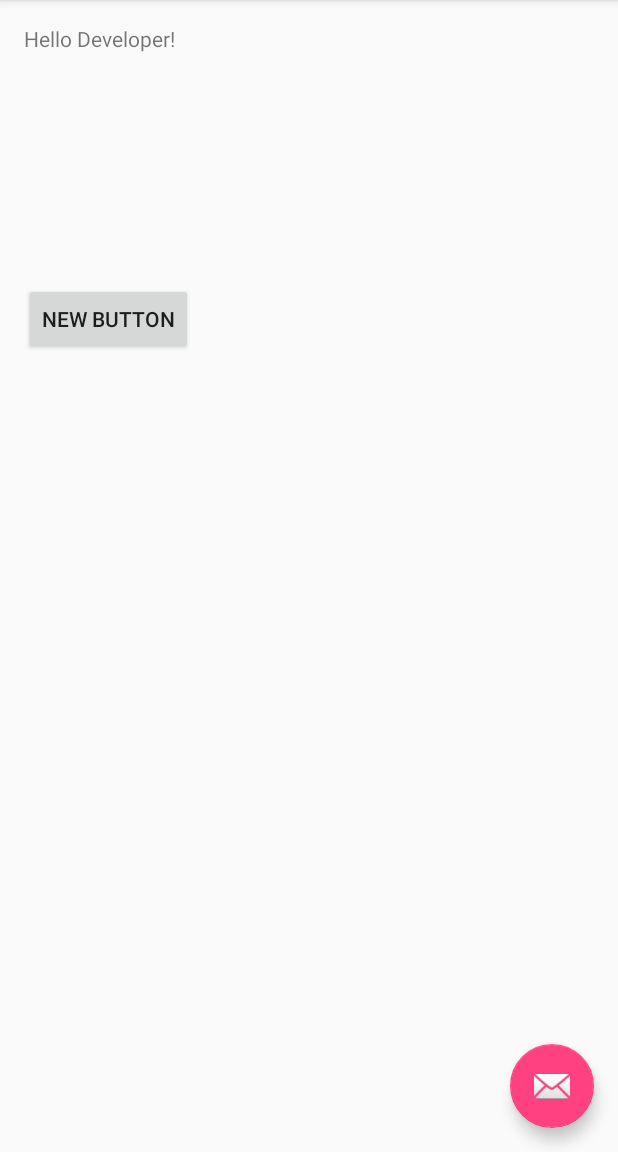
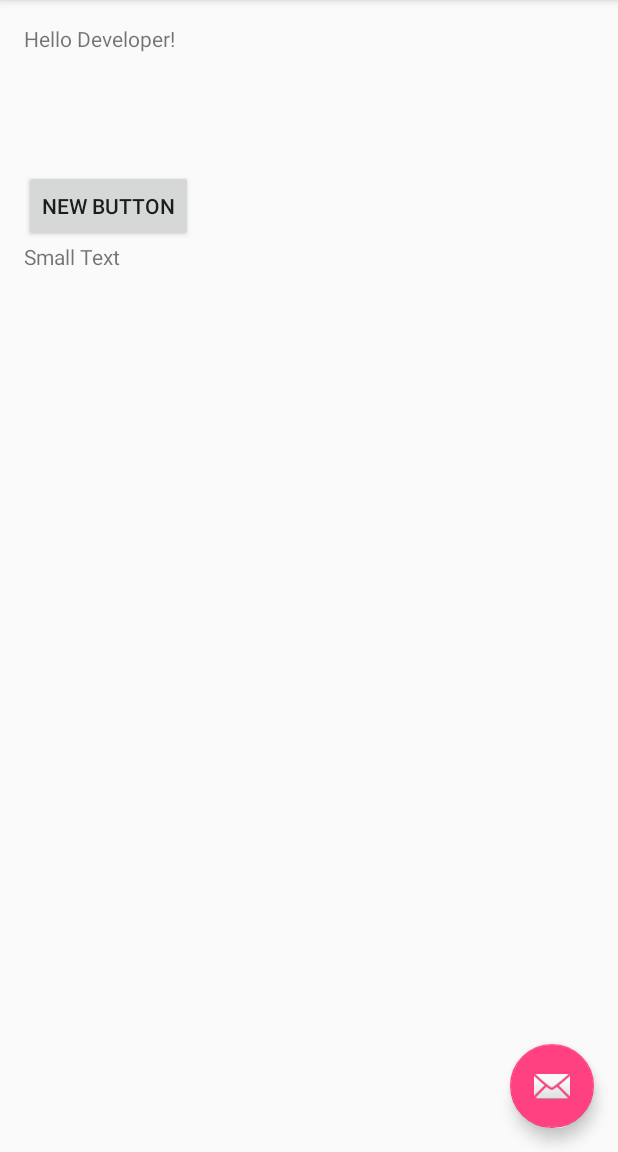
Before and after one commit to Driversbuddy/DriversBuddy, an Android app: the screen it shows after launch (MainActivity), on a phone screen of 412 x 824 dp, the part 84-1236 px from its top. Run offline under Robolectric (Android 15) with nearby library versions, the phone set to English and light mode, and no system bars.

Commit message:
Changed someetign
syed

```diff
--- a/app/src/main/res/layout/content_main.xml
+++ b/app/src/main/res/layout/content_main.xml
@@ -25,7 +25,17 @@
         android:layout_alignParentLeft="true"
         android:layout_alignParentStart="true"
         android:layout_below="@+id/textView"
-        android:layout_marginTop="153dp"
+        android:layout_marginTop="78dp"
         android:text="New Button" />
 
+    <TextView
+        android:id="@+id/textView2"
+        android:layout_width="wrap_content"
+        android:layout_height="wrap_content"
+        android:layout_alignParentLeft="true"
+        android:layout_alignParentStart="true"
+        android:layout_below="@+id/button"
+        android:text="Small Text"
+        android:textAppearance="?android:attr/textAppearanceSmall" />
+
 </RelativeLayout>
```
